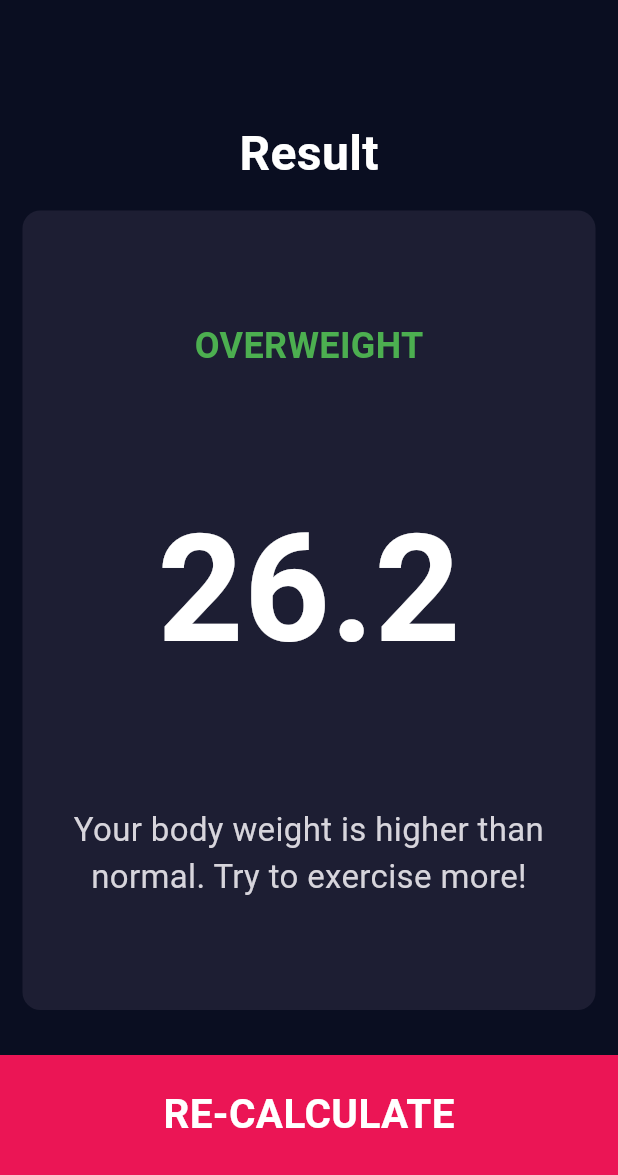
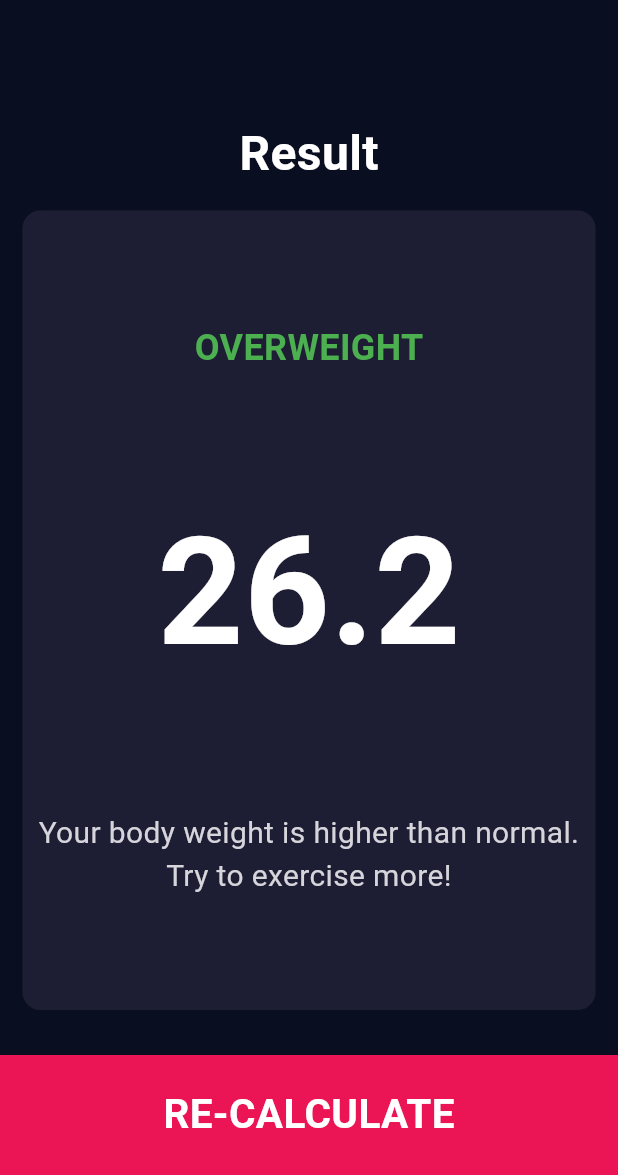
Before and after one commit to Riz-7595/bmi-calculator-flutter, a Flutter app: the screen it shows after launch, after a tap on "CALCULATE", on a phone screen of 412 x 824 dp, the part 61-1236 px from its top. Run offline on Flutter 3.47's test engine with Material 3 defaults, Android fonts, the phone set to English and light mode, and no system bars; our stand-ins replace font_awesome_flutter.

Commit message:
finalize

```diff
--- a/lib/custom_widgets.dart
+++ b/lib/custom_widgets.dart
@@ -2,11 +2,11 @@ import 'package:flutter/material.dart';
 import 'constants.dart';
 
 class MyCard extends StatelessWidget {
-  Widget? child;
-  Color? color;
-  Function? onPress;
+  const MyCard({super.key, this.child, this.color, this.onPress});
 
-  MyCard({super.key, this.child, this.color, this.onPress});
+  final Widget? child;
+  final Color? color;
+  final Function? onPress;
 
   @override
   Widget build(BuildContext context) {
@@ -25,10 +25,10 @@ class MyCard extends StatelessWidget {
 }
 
 class GenderCard extends StatelessWidget {
-  IconData? icon;
-  String? title;
+  const GenderCard({super.key, required this.icon, required this.title});
 
-  GenderCard({super.key, this.icon, this.title});
+  final IconData icon;
+  final String title;
 
   @override
   Widget build(BuildContext context) {
@@ -41,7 +41,7 @@ class GenderCard extends StatelessWidget {
         ),
         const SizedBox(height: 10),
         Text(
-          title!,
+          title,
           style: kLabelTextStyle,
         ),
       ],
@@ -66,3 +66,32 @@ class RoundIconButton extends StatelessWidget {
     );
   }
 }
+
+class BottomBar extends StatelessWidget {
+  const BottomBar({super.key, required this.text, required this.onPress});
+
+  final String text;
+  final Function onPress;
+
+  @override
+  Widget build(BuildContext context) {
+    return GestureDetector(
+      onTap: onPress as void Function()?,
+      child: Container(
+        padding: const EdgeInsets.only(bottom: 2),
+        height: 80,
+        margin: const EdgeInsets.only(top: 15),
+        color: kSecondaryColor,
+        child: Center(
+          child: Text(
+            text,
+            style: const TextStyle(
+              fontSize: 27,
+              fontWeight: FontWeight.bold,
+            ),
+          ),
+        ),
+      ),
+    );
+  }
+}
--- a/lib/input_page.dart
+++ b/lib/input_page.dart
@@ -42,7 +42,7 @@ class _InputPageState extends State<InputPage> {
                     color: gender == Gender.male
                         ? kActiveCardColor
                         : kInactiveCardColor,
-                    child: GenderCard(
+                    child: const GenderCard(
                       icon: FontAwesomeIcons.mars,
                       title: 'MALE',
                     ),
@@ -58,7 +58,7 @@ class _InputPageState extends State<InputPage> {
                     color: gender == Gender.female
                         ? kActiveCardColor
                         : kInactiveCardColor,
-                    child: GenderCard(
+                    child: const GenderCard(
                       icon: FontAwesomeIcons.venus,
                       title: 'FEMALE',
                     ),
@@ -196,8 +196,9 @@ class _InputPageState extends State<InputPage> {
               ],
             ),
           ),
-          GestureDetector(
-            onTap: () {
+          BottomBar(
+            text: "CALCULATE",
+            onPress: () {
               Brain brain = Brain(height: height as int, weight: weight as int);
               Navigator.push(
                 context,
@@ -208,22 +209,7 @@ class _InputPageState extends State<InputPage> {
                 ),
               );
             },
-            child: Container(
-              padding: const EdgeInsets.only(bottom: 2),
-              height: 80,
-              margin: const EdgeInsets.only(top: 15),
-              color: kSecondaryColor,
-              child: const Center(
-                child: Text(
-                  "CALCULATE",
-                  style: TextStyle(
-                    fontSize: 27,
-                    fontWeight: FontWeight.bold,
-                  ),
-                ),
-              ),
-            ),
-          )
+          ),
         ],
       ),
     );
--- a/lib/result_page.dart
+++ b/lib/result_page.dart
@@ -42,40 +42,29 @@ class ResultPage extends StatelessWidget {
                   ),
                   Text(
                     brain.bmiResult(),
-                    style:
-                        const TextStyle(fontSize: 100, fontWeight: FontWeight.bold),
+                    style: const TextStyle(
+                        fontSize: 100, fontWeight: FontWeight.bold),
                   ),
-                  Text(
-                    brain.bmiDesc(),
-                    textAlign: TextAlign.center,
-                    style: const TextStyle(
-                      fontSize: 22,
-                      color: Color(0xFFD7D5DC),
+                  Padding(
+                    padding: const EdgeInsets.symmetric(horizontal: 10),
+                    child: Text(
+                      brain.bmiDesc(),
+                      textAlign: TextAlign.center,
+                      style: const TextStyle(
+                        fontSize: 20,
+                        color: Color(0xFFD7D5DC),
+                      ),
                     ),
                   ),
                 ],
               ),
             ),
           ),
-          GestureDetector(
-            onTap: () {
+          BottomBar(
+            text: "RE-CALCULATE",
+            onPress: () {
               Navigator.pop(context);
             },
-            child: Container(
-              padding: const EdgeInsets.only(bottom: 2),
-              height: 80,
-              margin: const EdgeInsets.only(top: 15),
-              color: kSecondaryColor,
-              child: const Center(
-                child: Text(
-                  "RE-CALCULATE",
-                  style: TextStyle(
-                    fontSize: 27,
-                    fontWeight: FontWeight.bold,
-                  ),
-                ),
-              ),
-            ),
           ),
         ],
       ),
```
